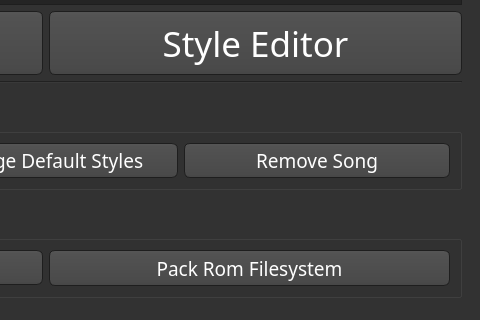
Old version of the form ui_templates/main_window.ui in the repository BenjaminHalko/WiiMusicEditorPlus; both pictures show x 389 to 869 and y 144 to 464 of the 869 by 656 pixel window.
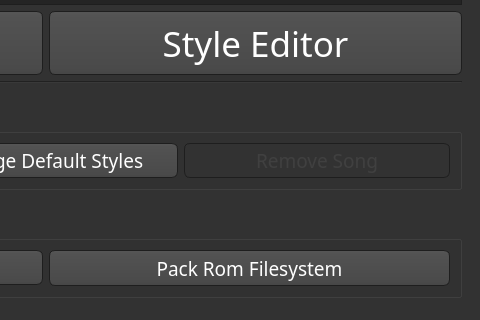
New version of the form. Icons and pictures are not drawn.

Commit message: fix: disable remove song editor

Patch:
```diff
--- a/ui_templates/main_window.ui
+++ b/ui_templates/main_window.ui
@@ -877,6 +877,9 @@
              </item>
              <item>
               <widget class="QPushButton" name="MP_RemoveSong_Button">
+               <property name="enabled">
+                <bool>false</bool>
+               </property>
                <property name="font">
                 <font>
                  <family>Continuum Medium</family>
```
The commit also changes 1 other file.
